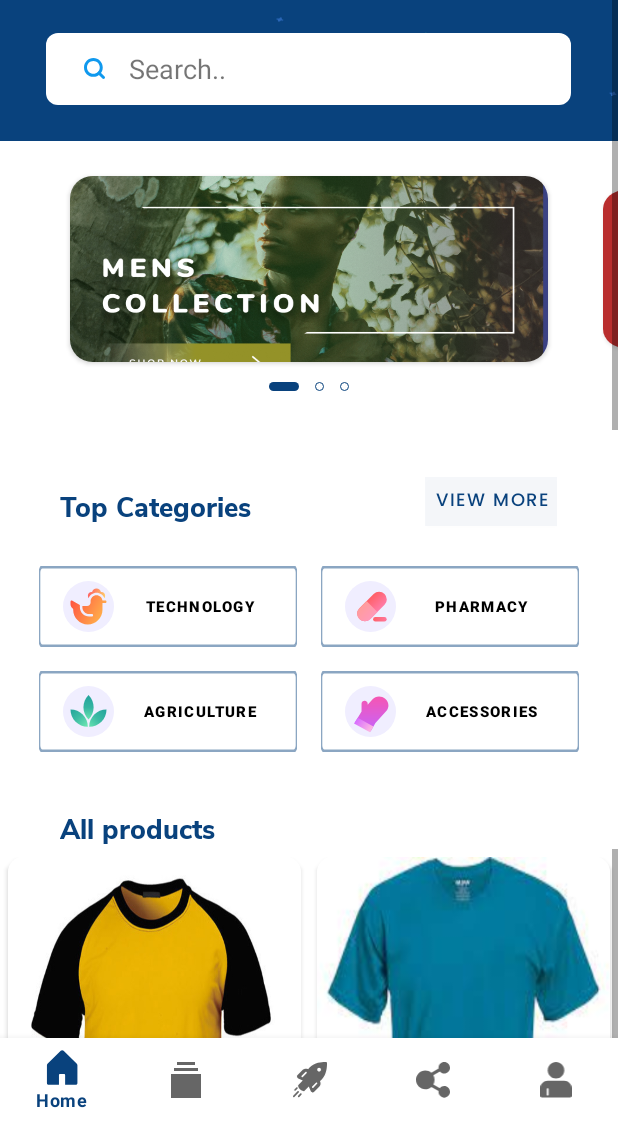
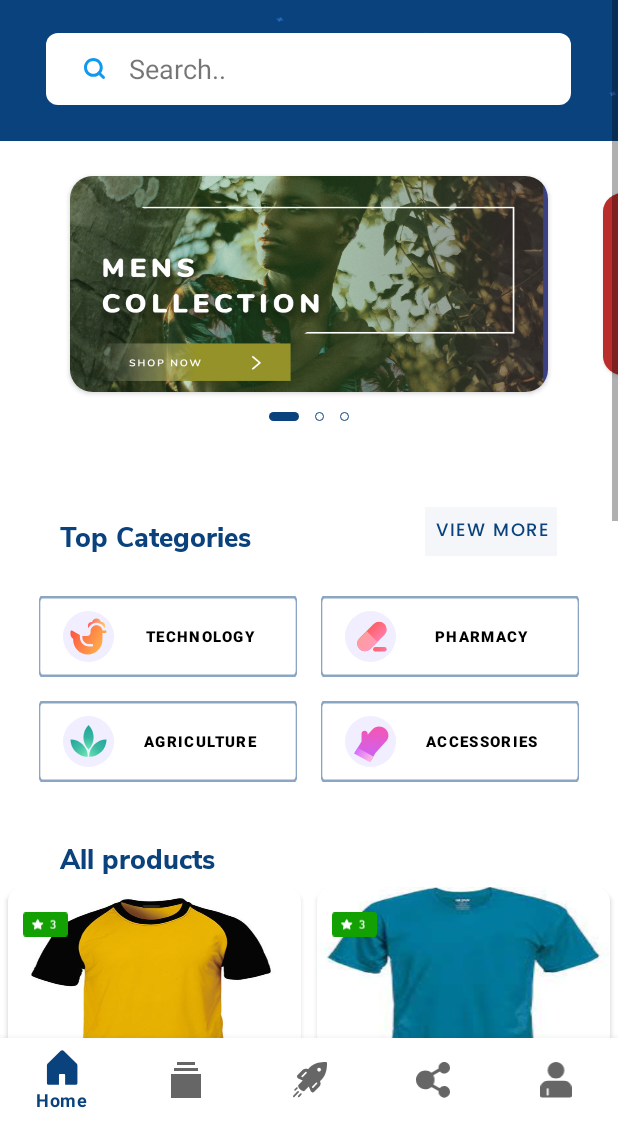
Before and after one commit to hudeyfamoha2030/My-Application, an Android app: the HomeFragment screen opened directly, with no data from a screen before it, on a phone screen of 412 x 824 dp, the part 114-1236 px from its top. Run offline under Robolectric (Android 15) with nearby library versions, the phone set to English and light mode, and no system bars; our stand-ins replace data binding, navigation-ui.

Commit message:
fifth commit

```diff
--- a/app/src/main/res/drawable/ic_notification_white.xml
+++ /dev/null
@@ -1,14 +0,0 @@
-<vector xmlns:android="http://schemas.android.com/apk/res/android"
-    android:width="18dp"
-    android:height="20dp"
-    android:viewportWidth="18"
-    android:viewportHeight="20">
-  <path
-      android:pathData="M9,2C5.6688,2 2.9688,4.7 2.9688,8.0313V13.2816C2.9688,13.3971 2.9488,13.5117 2.9096,13.6204L2.5479,14.625H15.4521L15.0904,13.6204C15.0513,13.5117 15.0313,13.3971 15.0313,13.2816V8.0313C15.0313,4.7 12.3312,2 9,2ZM0.9688,8.0313C0.9688,3.5955 4.5642,0 9,0C13.4358,0 17.0313,3.5955 17.0313,8.0313V13.1071L17.8159,15.2862C17.9262,15.5926 17.8804,15.9336 17.6932,16.2C17.5059,16.4664 17.2007,16.625 16.875,16.625H1.125C0.7994,16.625 0.4941,16.4664 0.3068,16.2C0.1196,15.9336 0.0738,15.5926 0.1841,15.2862L0.9688,13.1071V8.0313Z"
-      android:fillColor="#ffffff"
-      android:fillType="evenOdd"/>
-  <path
-      android:pathData="M5.625,14.625C6.1773,14.625 6.625,15.0727 6.625,15.625C6.625,16.9368 7.6882,18 9,18C10.3118,18 11.375,16.9368 11.375,15.625C11.375,15.0727 11.8227,14.625 12.375,14.625C12.9273,14.625 13.375,15.0727 13.375,15.625C13.375,18.0414 11.4164,20 9,20C6.5836,20 4.625,18.0414 4.625,15.625C4.625,15.0727 5.0727,14.625 5.625,14.625Z"
-      android:fillColor="#ffffff"
-      android:fillType="evenOdd"/>
-</vector>
--- /dev/null
+++ b/app/src/main/res/drawable/ic_shareee.xml
@@ -0,0 +1,13 @@
+<vector xmlns:android="http://schemas.android.com/apk/res/android"
+    android:width="24dp"
+    android:height="24dp"
+    android:viewportWidth="24"
+    android:viewportHeight="24">
+  <path
+      android:pathData="M12,12m-12,0a12,12 0,1 1,24 0a12,12 0,1 1,-24 0"
+      android:fillColor="#FFFDFD"
+      android:fillAlpha="0.99"/>
+  <path
+      android:pathData="M13.5626,7.7187C13.5625,7.3155 13.7043,6.9251 13.963,6.6159C14.2217,6.3066 14.581,6.0981 14.9779,6.027C15.3749,5.9558 15.7842,6.0265 16.1343,6.2266C16.4844,6.4267 16.7529,6.7435 16.893,7.1216C17.0331,7.4997 17.0357,7.915 16.9004,8.2949C16.7652,8.6747 16.5007,8.995 16.1532,9.1995C15.8056,9.404 15.3972,9.4799 14.9994,9.4138C14.6016,9.3476 14.2398,9.1438 13.9771,8.8378L9.3586,10.9825C9.4647,11.319 9.4647,11.6799 9.3586,12.0164L13.9771,14.1611C14.2547,13.8382 14.6424,13.6299 15.0649,13.5765C15.4873,13.5232 15.9146,13.6285 16.2638,13.8722C16.6131,14.1158 16.8594,14.4804 16.9551,14.8953C17.0508,15.3102 16.989,15.7459 16.7818,16.1178C16.5745,16.4898 16.2366,16.7716 15.8334,16.9086C15.4302,17.0456 14.9905,17.0281 14.5995,16.8594C14.2085,16.6907 13.894,16.3829 13.717,15.9957C13.5401,15.6084 13.5132,15.1692 13.6416,14.7632L9.0231,12.6185C8.7944,12.885 8.4897,13.075 8.1498,13.163C7.8099,13.2511 7.4512,13.2329 7.122,13.111C6.7927,12.9892 6.5087,12.7694 6.3081,12.4813C6.1075,12.1931 6,11.8505 6,11.4994C6,11.1484 6.1075,10.8058 6.3081,10.5176C6.5087,10.2295 6.7927,10.0097 7.122,9.8878C7.4512,9.766 7.8099,9.7478 8.1498,9.8359C8.4897,9.9239 8.7944,10.1139 9.0231,10.3804L13.6416,8.2357C13.589,8.0684 13.5624,7.8941 13.5626,7.7187Z"
+      android:fillColor="#09427D"/>
+</vector>
--- /dev/null
+++ b/app/src/main/res/drawable/ratings_button.xml
@@ -0,0 +1,15 @@
+<?xml version="1.0" encoding="utf-8"?><!--All the values used are defined in the constant files.-->
+<!--TODO Step 4: Add the favorite icon round background.-->
+<shape xmlns:android="http://schemas.android.com/apk/res/android"
+    android:shape="rectangle">
+
+    <solid android:color="@color/white"/>
+
+    <corners android:radius="30sp"/>
+
+    <padding
+        android:bottom="5dp"
+        android:left="5sp"
+        android:right="5sp"
+        android:top="5sp"/>
+</shape>
--- a/app/src/main/res/layout/fragment_home.xml
+++ b/app/src/main/res/layout/fragment_home.xml
@@ -148,7 +148,7 @@
             <androidx.viewpager2.widget.ViewPager2
                 android:id="@+id/viewpager_22"
                 android:layout_width="match_parent"
-                android:layout_height="140dp"
+                android:layout_height="160dp"
                 android:layout_marginTop="15dp"
                 android:paddingEnd="40dp"
                 android:paddingStart="40dp"
--- a/app/src/main/res/layout/recyclerview_layout.xml
+++ b/app/src/main/res/layout/recyclerview_layout.xml
@@ -19,12 +19,50 @@
             android:layout_height="wrap_content"
             android:orientation="vertical">
 
-            <ImageView
-                android:id="@+id/image"
+            <FrameLayout
                 android:layout_width="match_parent"
-                android:layout_height="250dp"
-                android:scaleType="fitXY"
-                android:src="@drawable/tisho"/>
+                android:layout_height="wrap_content">
+
+                <ImageView
+                    android:id="@+id/image"
+                    android:layout_width="match_parent"
+                    android:layout_height="130dp"
+                    android:scaleType="fitXY"
+                    android:src="@drawable/tisho"/>
+
+                <LinearLayout
+                    android:layout_height="wrap_content"
+                    android:layout_width="wrap_content"
+                    android:elevation="10sp"
+                    android:layout_margin="10dp"
+                    android:layout_gravity="top">
+
+                    <ImageView
+                        android:layout_height="30dp"
+                        android:layout_width="30dp"
+                        android:id="@+id/iv_rating"
+                        android:src="@drawable/ic_star_rate"/>
+
+                </LinearLayout>
+
+                <LinearLayout
+                    android:layout_height="wrap_content"
+                    android:layout_width="wrap_content"
+                    android:elevation="10sp"
+                    android:layout_marginRight="12dp"
+                    android:layout_gravity="bottom|end">
+
+                    <ImageView
+                        android:layout_height="wrap_content"
+                        android:layout_width="wrap_content"
+                        android:id="@+id/iv_share"
+                        android:src="@drawable/ic_shareee"/>
+
+                </LinearLayout>
+
+            </FrameLayout>
+
+
 
             <RelativeLayout
                 android:layout_width="match_parent"
@@ -37,26 +75,26 @@
                     android:text="White Cotton Shirt"
                     android:layout_toLeftOf="@id/cart"
                     android:textStyle="bold"
-                    android:textSize="18sp"
+                    android:textSize="12sp"
                     android:layout_marginLeft="25dp"/>
 
                 <TextView
                     android:id="@+id/price"
                     android:layout_width="match_parent"
                     android:layout_height="wrap_content"
-                    android:layout_marginTop="30dp"
+                    android:layout_marginTop="15dp"
                     android:text="₵67.90"
                     android:layout_toLeftOf="@id/cart"
                     android:textColor="@color/black"
                     android:textStyle="bold"
-                    android:textSize="20sp"
+                    android:textSize="12sp"
                     android:layout_marginLeft="25dp"
                     android:layout_marginBottom="10dp"/>
 
                 <ImageView
                     android:id="@+id/cart"
-                    android:layout_width="50dp"
-                    android:layout_height="35dp"
+                    android:layout_width="30dp"
+                    android:layout_height="15dp"
                     android:layout_alignParentEnd="true"
                     android:layout_marginEnd="10dp"
                     android:layout_marginTop="20dp"
```
